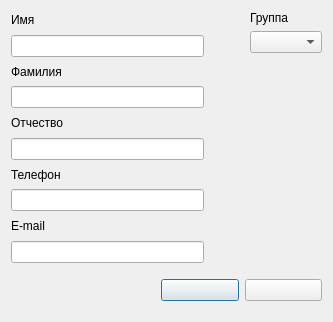
7enSmile/clientVKR, file ui/insertstudent.ui: the form before one commit.
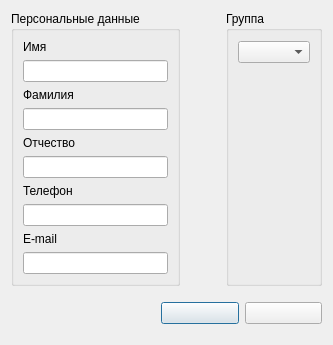
The form after the commit.

```diff
--- a/ui/insertstudent.ui
+++ b/ui/insertstudent.ui
@@ -7,7 +7,7 @@
     <x>0</x>
     <y>0</y>
     <width>333</width>
-    <height>317</height>
+    <height>340</height>
    </rect>
   </property>
   <property name="windowTitle">
@@ -17,6 +17,12 @@
    <item>
     <layout class="QHBoxLayout" name="horizontalLayout_2">
      <item>
+      <widget class="QGroupBox" name="groupBox">
+       <property name="title">
+        <string>Персональные данные</string>
+       </property>
+       <layout class="QHBoxLayout" name="horizontalLayout_3">
+        <item>
       <layout class="QVBoxLayout" name="verticalLayout_7">
        <item>
         <layout class="QVBoxLayout" name="verticalLayout">
@@ -90,6 +96,9 @@
        </item>
       </layout>
      </item>
+       </layout>
+      </widget>
+     </item>
      <item>
       <spacer name="horizontalSpacer">
        <property name="orientation">
@@ -107,14 +116,13 @@
       </spacer>
      </item>
      <item>
-      <layout class="QVBoxLayout" name="verticalLayout_5">
-       <item>
-        <widget class="QLabel" name="label_2">
-         <property name="text">
+      <widget class="QGroupBox" name="groupBox_2">
+       <property name="title">
           <string>Группа</string>
          </property>
-        </widget>
-       </item>
+       <layout class="QHBoxLayout" name="horizontalLayout_4">
+        <item>
+         <layout class="QVBoxLayout" name="verticalLayout_5">
        <item>
         <widget class="QComboBox" name="comboBoxGrops"/>
        </item>
@@ -137,6 +145,9 @@
       </layout>
      </item>
     </layout>
+      </widget>
+     </item>
+    </layout>
    </item>
    <item>
     <spacer name="verticalSpacer_2">
```
Left out of the diff: 6 changed lines with no effect on the pictures. Lines whose indentation alone changed are shown as unchanged.
